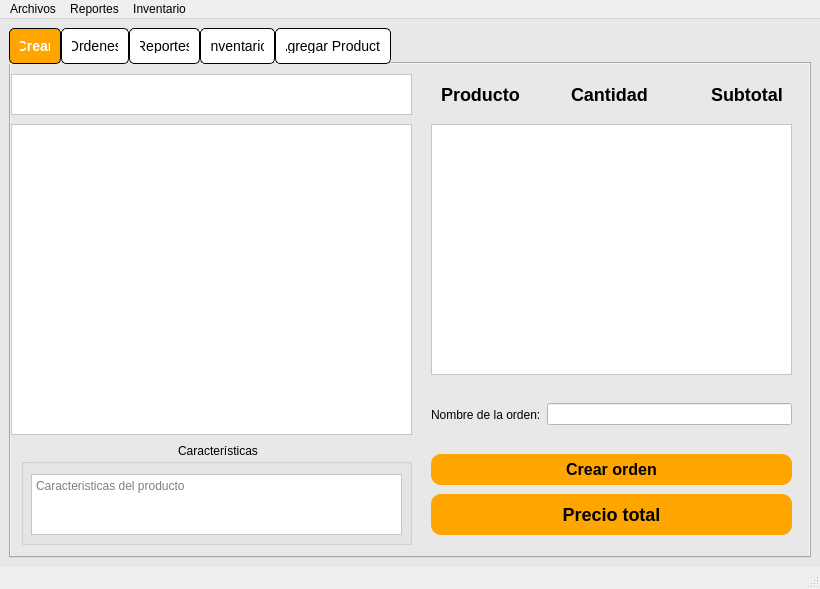
This is ui/start.ui in Wyvern500/SellingSoftwareForMollysCookies as Qt 5 draws it before an edit. The edited form follows.
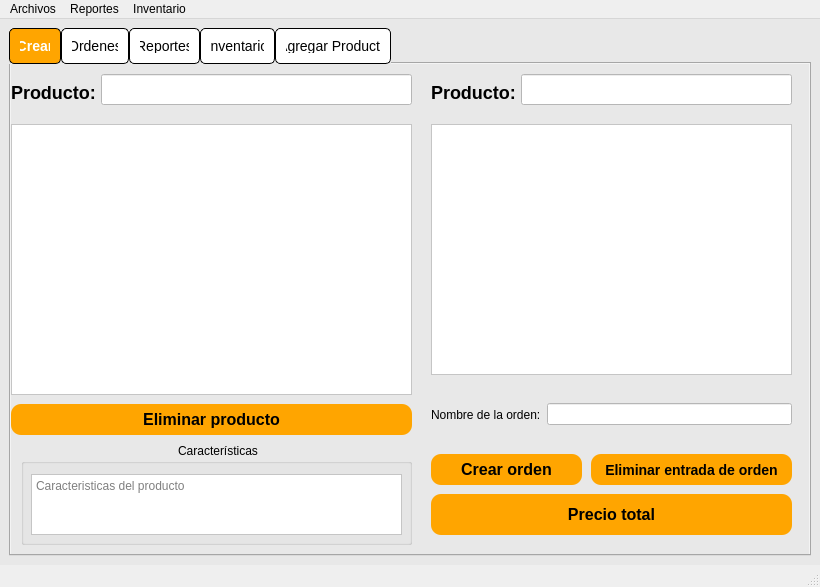
This is the edited form. The open tabs and pages were chosen to show the change. Icons and pictures are not drawn.

Patch:
```diff
--- a/ui/start.ui
+++ b/ui/start.ui
@@ -7,7 +7,7 @@
     <x>0</x>
     <y>0</y>
     <width>820</width>
-    <height>589</height>
+    <height>587</height>
    </rect>
   </property>
   <property name="windowTitle">
@@ -62,7 +62,7 @@
          <rect>
           <x>420</x>
           <y>390</y>
-          <width>361</width>
+          <width>151</width>
           <height>31</height>
          </rect>
         </property>
@@ -122,7 +122,7 @@
          <string notr="true">QLabel{	
 	color: black;
 	font-family: Arial;
-	font-size: 18px;
+	font-size: 16px;
 	font-weight: bold;
 	background-color: orange;
 	border-radius: 10px;
@@ -135,93 +135,13 @@
          <set>Qt::AlignCenter</set>
         </property>
        </widget>
-       <widget class="QTextEdit" name="searchbar">
-        <property name="geometry">
-         <rect>
-          <x>0</x>
-          <y>10</y>
-          <width>401</width>
-          <height>41</height>
-         </rect>
-        </property>
-        <property name="styleSheet">
-         <string notr="true">QTextEdit{
-	background-color: white;
-	font-family: Arial;
-	font-size: 18px;
-}</string>
-        </property>
-       </widget>
-       <widget class="QLabel" name="product_label">
-        <property name="geometry">
-         <rect>
-          <x>430</x>
-          <y>20</y>
-          <width>81</width>
-          <height>21</height>
-         </rect>
-        </property>
-        <property name="styleSheet">
-         <string notr="true">QLabel{	
-	color: black;
-	font-family: Arial;
-	font-size: 18px;
-	font-weight: bold;
-}</string>
-        </property>
-        <property name="text">
-         <string>Producto</string>
-        </property>
-       </widget>
-       <widget class="QLabel" name="quantity_label">
-        <property name="geometry">
-         <rect>
-          <x>560</x>
-          <y>20</y>
-          <width>81</width>
-          <height>21</height>
-         </rect>
-        </property>
-        <property name="styleSheet">
-         <string notr="true">QLabel{	
-	color: black;
-	font-family: Arial;
-	font-size: 18px;
-	font-weight: bold;
-}</string>
-        </property>
-        <property name="text">
-         <string>Cantidad</string>
-        </property>
-       </widget>
-       <widget class="QLabel" name="total_label">
-        <property name="geometry">
-         <rect>
-          <x>700</x>
-          <y>20</y>
-          <width>71</width>
-          <height>21</height>
-         </rect>
-        </property>
-        <property name="styleSheet">
-         <string notr="true">QLabel{	
-	color: black;
-	font-family: Arial;
-	font-size: 18px;
-	font-weight: bold;
-}</string>
-        </property>
-        <property name="text">
-         <string>Subtotal</string>
-        </property>
-       </widget>
        <widget class="QWidget" name="horizontalLayoutWidget_3">
         <property name="geometry">
          <rect>
           <x>0</x>
           <y>60</y>
           <width>401</width>
-          <height>311</height>
+          <height>271</height>
          </rect>
         </property>
         <layout class="QHBoxLayout" name="horizontalLayout_3">
@@ -344,6 +264,190 @@
          </item>
         </layout>
        </widget>
+       <widget class="QPushButton" name="crear_order_delete_product_button">
+        <property name="geometry">
+         <rect>
+          <x>0</x>
+          <y>340</y>
+          <width>401</width>
+          <height>31</height>
+         </rect>
+        </property>
+        <property name="font">
+         <font>
+          <family>Arial</family>
+          <pointsize>12</pointsize>
+          <bold>true</bold>
+         </font>
+        </property>
+        <property name="styleSheet">
+         <string notr="true">QPushButton {
+	font-family: Arial;
+	font-size: 12;
+	font-weight: bold;
+	background-color: orange;
+	color: black;
+	width: 50px;
+    height: 50px;
+    
+    border-radius: 10px;
+	transition: background-color 0.5s, transform 0.5s;
+}
+
+QPushButton:hover {
+	background-color: white;
+	color: black;
+}
+
+
+
+</string>
+        </property>
+        <property name="text">
+         <string>Eliminar producto</string>
+        </property>
+       </widget>
+       <widget class="QWidget" name="horizontalLayoutWidget_4">
+        <property name="geometry">
+         <rect>
+          <x>420</x>
+          <y>60</y>
+          <width>361</width>
+          <height>251</height>
+         </rect>
+        </property>
+        <layout class="QHBoxLayout" name="horizontalLayout_4">
+         <item>
+          <widget class="QListWidget" name="crear_orden_orderList_listWidget">
+           <property name="styleSheet">
+            <string notr="true">background-color: rgb(255, 255, 255);</string>
+           </property>
+          </widget>
+         </item>
+        </layout>
+       </widget>
+       <widget class="QPushButton" name="crear_orden_delete_order_entry">
+        <property name="geometry">
+         <rect>
+          <x>580</x>
+          <y>390</y>
+          <width>201</width>
+          <height>31</height>
+         </rect>
+        </property>
+        <property name="styleSheet">
+         <string notr="true">QPushButton {
+	font-family: Arial;
+	font-size: 14px;
+	font-weight: bold;
+	background-color: orange;
+	color: black;
+	width: 50px;
+    height: 50px;
+    
+    border-radius: 10px;
+	transition: background-color 0.5s, transform 0.5s;
+}
+
+QPushButton:hover {
+	background-color: white;
+	color: black;
+}
+
+
+
+</string>
+        </property>
+        <property name="text">
+         <string>Eliminar entrada de orden</string>
+        </property>
+       </widget>
+       <widget class="QLabel" name="label_8">
+        <property name="geometry">
+         <rect>
+          <x>0</x>
+          <y>20</y>
+          <width>91</width>
+          <height>16</height>
+         </rect>
+        </property>
+        <property name="font">
+         <font>
+          <family>Arial</family>
+          <pointsize>-1</pointsize>
+          <bold>true</bold>
+         </font>
+        </property>
+        <property name="styleSheet">
+         <string notr="true">QLabel{	
+	color: black;
+	font-family: Arial;
+	font-size: 18px;
+	font-weight: bold;
+}</string>
+        </property>
+        <property name="text">
+         <string>Producto:</string>
+        </property>
+       </widget>
+       <widget class="QLineEdit" name="crear_order_search_product_lineEdit">
+        <property name="geometry">
+         <rect>
+          <x>90</x>
+          <y>10</y>
+          <width>311</width>
+          <height>31</height>
+         </rect>
+        </property>
+        <property name="styleSheet">
+         <string notr="true">QLineEdit{
+	background-color: white;
+}</string>
+        </property>
+       </widget>
+       <widget class="QLabel" name="label_11">
+        <property name="geometry">
+         <rect>
+          <x>420</x>
+          <y>20</y>
+          <width>91</width>
+          <height>16</height>
+         </rect>
+        </property>
+        <property name="font">
+         <font>
+          <family>Arial</family>
+          <pointsize>-1</pointsize>
+          <bold>true</bold>
+         </font>
+        </property>
+        <property name="styleSheet">
+         <string notr="true">QLabel{	
+	color: black;
+	font-family: Arial;
+	font-size: 18px;
+	font-weight: bold;
+}</string>
+        </property>
+        <property name="text">
+         <string>Producto:</string>
+        </property>
+       </widget>
+       <widget class="QLineEdit" name="crear_orden_search_order_entry_lineEdit">
+        <property name="geometry">
+         <rect>
+          <x>510</x>
+          <y>10</y>
+          <width>271</width>
+          <height>31</height>
+         </rect>
+        </property>
+        <property name="styleSheet">
+         <string notr="true">QLineEdit{
+	background-color: white;
+}</string>
+        </property>
+       </widget>
       </widget>
       <widget class="QWidget" name="ordenesTab">
        <attribute name="title">
```
Left out of the diff: 286 changed lines with no effect on the pictures.
